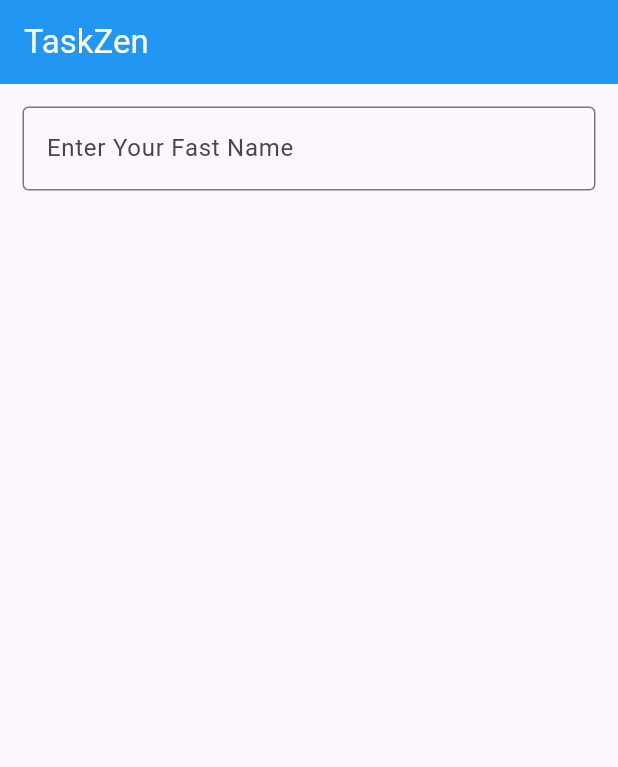
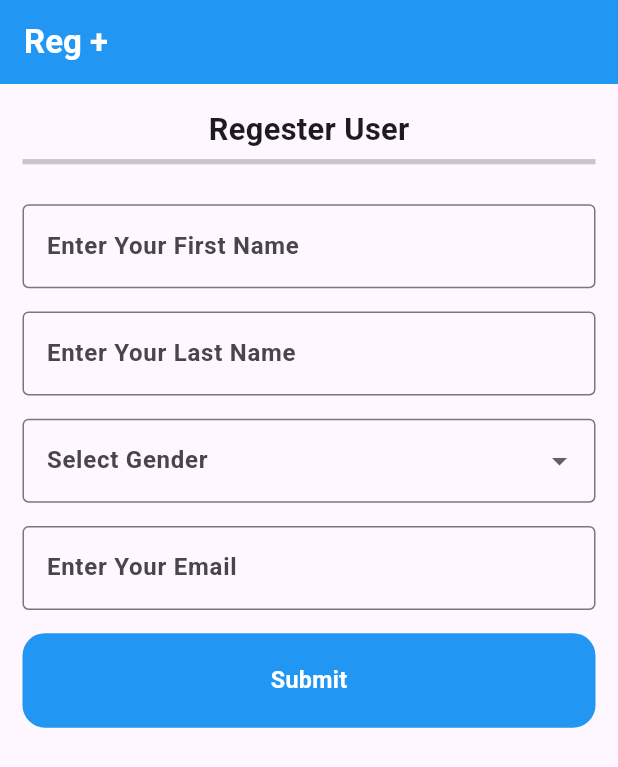
Before and after one commit to kamrul-CSE-official/regester_user, a Flutter app: the screen it shows after launch, on a phone screen of 412 x 824 dp. Shown: the top 767 px of the screen. Run offline on Flutter 3.47's test engine with Material 3 defaults, Android fonts, the phone set to English and light mode, and no system bars.

Commit message:
Added regester user input fields

```diff
--- a/lib/screens/home_screen.dart
+++ b/lib/screens/home_screen.dart
@@ -8,11 +8,14 @@ class HomeScreen extends StatefulWidget {
 }
 
 class _HomeScreenState extends State<HomeScreen> {
+  final List<String> gender = ['Male', 'Female', 'Other'];
+  String? selectedGender;
+
   @override
   Widget build(BuildContext context) {
     return Scaffold(
       appBar: AppBar(
-        title: Text("TaskZen", style: TextStyle(color: Colors.white)),
+        title: Text("Reg +", style: TextStyle(color: Colors.white)),
         backgroundColor: Colors.blue,
       ),
       body: SingleChildScrollView(
@@ -20,11 +23,72 @@ class _HomeScreenState extends State<HomeScreen> {
           padding: const EdgeInsets.all(15.0),
           child: Column(
             children: [
-              Container(
-                child: TextField(
-                  decoration: InputDecoration(
-                    labelText: "Enter Your Fast Name",
-                    border: OutlineInputBorder(),
+              Center(
+                child: Text(
+                  "Regester User",
+                  style: TextStyle(fontWeight: FontWeight.bold, fontSize: 20.5),
+                ),
+              ),
+              Divider(height: 15.6, thickness: 3.5),
+              SizedBox(height: 20.5),
+              TextField(
+                decoration: InputDecoration(
+                  labelText: "Enter Your First Name",
+                  border: OutlineInputBorder(),
+                ),
+              ),
+              SizedBox(height: 15.5),
+              TextField(
+                decoration: InputDecoration(
+                  labelText: "Enter Your Last Name",
+                  border: OutlineInputBorder(),
+                ),
+              ),
+              SizedBox(height: 15.5),
+              DropdownButtonFormField<String>(
+                decoration: InputDecoration(
+                  labelText: "Select Gender",
+                  border: OutlineInputBorder(),
+                ),
+                value: selectedGender,
+                items: gender.map((String option) {
+                  return DropdownMenuItem<String>(
+                    value: option,
+                    child: Text(option),
+                  );
+                }).toList(),
+                onChanged: (String? newValue) {
+                  setState(() {
+                    selectedGender = newValue;
+                  });
+                },
+              ),
+              SizedBox(height: 15.5),
+
+              TextField(
+                decoration: InputDecoration(
+                  labelText: "Enter Your Email",
+                  border: OutlineInputBorder(),
+                ),
+              ),
+              SizedBox(height: 15.5),
+              GestureDetector(
+                child: Container(
+                  width: MediaQuery.of(context).size.width,
+                  padding: EdgeInsets.all(20.5),
+                  decoration: BoxDecoration(
+                    borderRadius: BorderRadius.circular(15),
+                    color: Colors.blue,
+                  ),
+                  child: Center(
+                    child: Text(
+                      "Submit",
+                      style: TextStyle(
+                        fontWeight: FontWeight.bold,
+                        color: Colors.white,
+                        fontSize: 15.5,
+                      ),
+                    ),
                   ),
                 ),
               ),
--- a/lib/themes/all_colors.dart
+++ b/lib/themes/all_colors.dart
@@ -5,4 +5,5 @@ class AllColors {
   static final secondaryColor = Color(0xff2C2F2F);
   static final whiteColor = Color(0xffffffff);
   static final blackColor = Color(0xff000000);
+  static final headingColor = Color.fromARGB(255, 85, 78, 78);
 }
--- a/lib/themes/all_sizes.dart
+++ b/lib/themes/all_sizes.dart
@@ -0,0 +1,5 @@
+class AllSizes {
+  static final large = 25.0;
+  static final medium = 18.0;
+  static final small = 16.0;
+}
--- a/lib/themes/all_styles.dart
+++ b/lib/themes/all_styles.dart
@@ -0,0 +1,17 @@
+import 'package:flutter/material.dart';
+import 'package:regester_user/themes/all_colors.dart';
+import 'package:regester_user/themes/all_sizes.dart';
+
+class AllStyles {
+  static final headingTextStyles = TextStyle(
+    fontSize: AllSizes.large,
+    fontWeight: FontWeight.w500,
+    color: AllColors.headingColor,
+  );
+
+  static final subTitleTextStyles = TextStyle(
+    fontSize: AllSizes.small,
+    fontWeight: FontWeight.w500,
+    color: AllColors.headingColor,
+  );
+}
```
Also changed, not shown: pubspec.yaml (+9 -14 lines).
